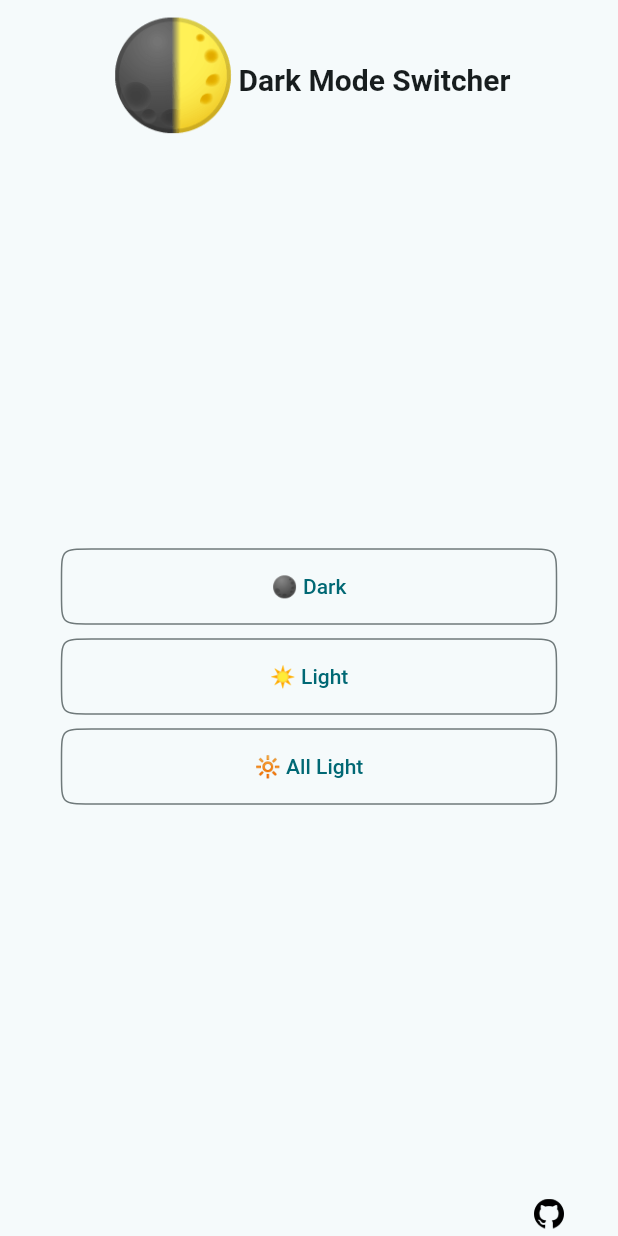
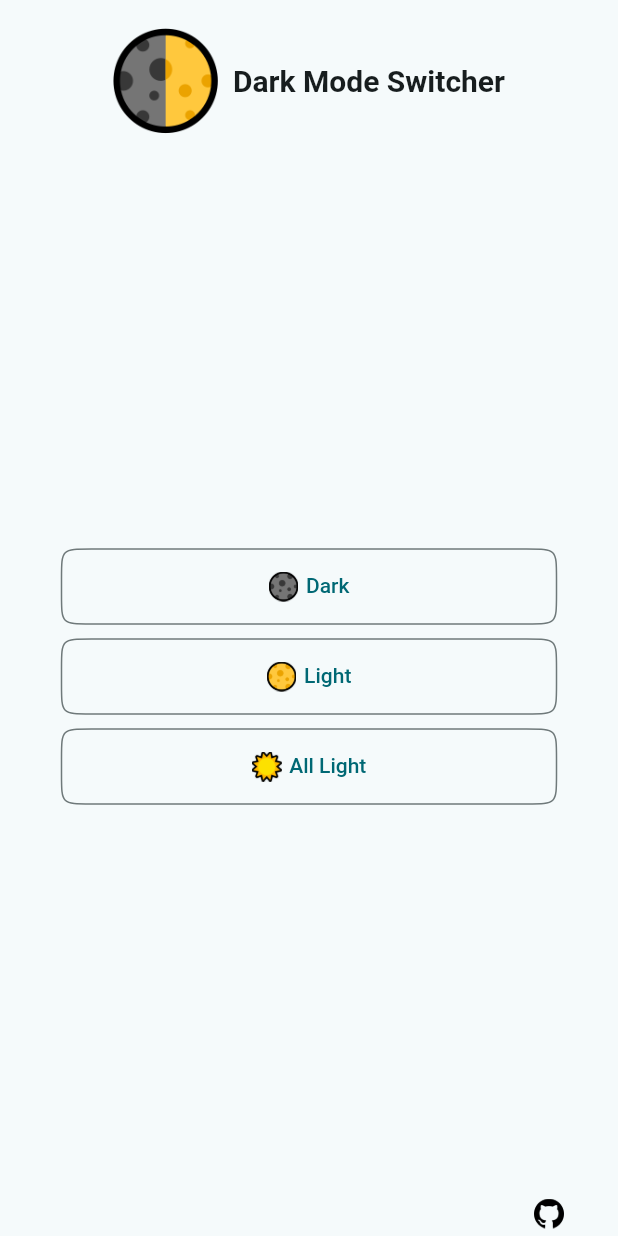
Before and after one commit to AIx86/dark-mode-switcher-gui, a Flutter app: the Home screen opened directly, on a phone screen of 412 x 824 dp. Run offline on Flutter 3.47's test engine with Material 2 defaults, Android fonts, the phone set to English and light mode, and no system bars; missing offline and left inert: win32_registry, window_manager.

Commit message:
Fixing icons

```diff
--- a/lib/components/action_button.dart
+++ b/lib/components/action_button.dart
@@ -2,13 +2,16 @@ import 'package:dark_mode_switcher_flutter/settings.dart';
 import 'package:flutter/material.dart';
 
 class ActionButton extends StatelessWidget {
+  final String imageName;
   final String text;
   final VoidCallback callback;
 
-  const ActionButton({super.key, required this.callback, required this.text});
+  const ActionButton({super.key, required this.callback, required this.imageName, required this.text});
 
   @override
   Widget build(BuildContext context) {
+    var imagePath = 'assets/images/';
+
     return OutlinedButton(
       onPressed: callback,
       style: OutlinedButton.styleFrom(
@@ -19,9 +22,16 @@ class ActionButton extends StatelessWidget {
           ),
         ),
       ),
-      child: Text(
-        text,
-        style: const TextStyle(letterSpacing: Settings.letterSpacing),
+      child: Row(
+        mainAxisAlignment: MainAxisAlignment.center,
+        children: [
+          Image.asset(imagePath + imageName, width: 20, height: 20),
+          const SizedBox(width: 5),
+          Text(
+            text,
+            style: const TextStyle(letterSpacing: Settings.letterSpacing, height: Settings.lineHeight),
+          ),
+        ],
       ),
     );
   }
--- a/lib/components/header.dart
+++ b/lib/components/header.dart
@@ -12,24 +12,22 @@ class Header extends StatelessWidget {
       child: Row(
         mainAxisAlignment: MainAxisAlignment.center,
         children: [
-          Container(
+          SizedBox(
             height: 108,
-            padding: const EdgeInsets.only(bottom: 8),
-            child: const Text(
-              '🌓',
-              style: TextStyle(
-                fontSize: 70,
-                letterSpacing: Settings.letterSpacing,
-              ),
-            ),
+            // padding: const EdgeInsets.only(bottom: 8),
+            child: Image.asset('assets/images/logo.png', width: 70, height: 70),
           ),
           Container(
-            height: 108,
-            alignment: Alignment.center,
+            padding: const EdgeInsets.only(left: 10),
             child: const Text(
               'Dark Mode Switcher',
-              style: TextStyle(fontSize: 20, fontWeight: FontWeight.bold, letterSpacing: Settings.letterSpacing),
-              textAlign: TextAlign.end,
+              style: TextStyle(
+                fontSize: 20,
+                fontWeight: FontWeight.bold,
+                letterSpacing: Settings.letterSpacing,
+                height: Settings.lineHeight,
+              ),
+              // textAlign: TextAlign.end,
             ),
           ),
         ],
--- a/lib/components/main_action_area.dart
+++ b/lib/components/main_action_area.dart
@@ -25,11 +25,23 @@ class MainActionArea extends StatelessWidget {
         child: Column(
           mainAxisAlignment: MainAxisAlignment.center,
           children: [
-            ActionButton(callback: _switchToDarkMode, text: '🌑 Dark'),
+            ActionButton(
+              callback: _switchToDarkMode,
+              imageName: 'dark_moon.png',
+              text: 'Dark',
+            ),
             const SizedBox(height: 10),
-            ActionButton(callback: _switchToLightMode, text: '☀ Light'),
+            ActionButton(
+              callback: _switchToLightMode,
+              imageName: 'full_moon.png',
+              text: 'Light',
+            ),
             const SizedBox(height: 10),
-            ActionButton(callback: _switchToFullLightMode, text: '🔆 All Light'),
+            ActionButton(
+              callback: _switchToFullLightMode,
+              imageName: 'sun1.png',
+              text: 'All Light',
+            ),
           ],
         ),
       ),
--- a/lib/settings.dart
+++ b/lib/settings.dart
@@ -1,3 +1,4 @@
 class Settings {
   static const double letterSpacing = 0.0;
+  static const double lineHeight = 1.2;
 }
--- a/pubspec.yaml
+++ b/pubspec.yaml
@@ -63,7 +63,7 @@ flutter:
 
   # To add assets to your application, add an assets section, like this:
   assets:
-    - assets/images/github-logo.png
+    - assets/images/
   #   - images/a_dot_ham.jpeg
 
   # An image asset can refer to one or more resolution-specific "variants", see
```
Also changed, not shown: assets/images/dark_moon.png (added), assets/images/full_moon.png (added), assets/images/logo.png (added), assets/images/sun1.png (added), 2 other files.
